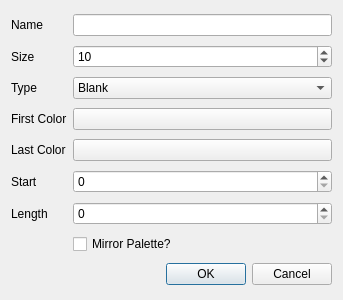
This is src/dialog/paletteeditdialog.ui in 8bitbuddhist/PixelMaestro-Studio as Qt 5 draws it before an edit. The edited form follows.
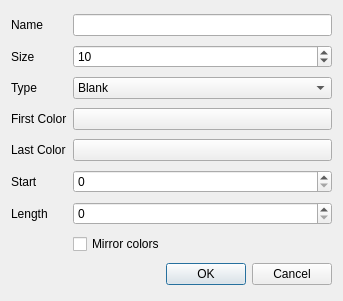
This is the edited form.

```diff
--- a/src/dialog/paletteeditdialog.ui
+++ b/src/dialog/paletteeditdialog.ui
@@ -7,7 +7,7 @@
     <x>0</x>
     <y>0</y>
     <width>343</width>
-    <height>300</height>
+    <height>301</height>
    </rect>
   </property>
   <property name="windowTitle">
@@ -27,7 +27,7 @@
       <string>If true, the second half of the palette will scale back from the last color to the first color</string>
      </property>
      <property name="text">
-      <string>Mirror Palette?</string>
+      <string>Mirror colors</string>
      </property>
     </widget>
    </item>
```
